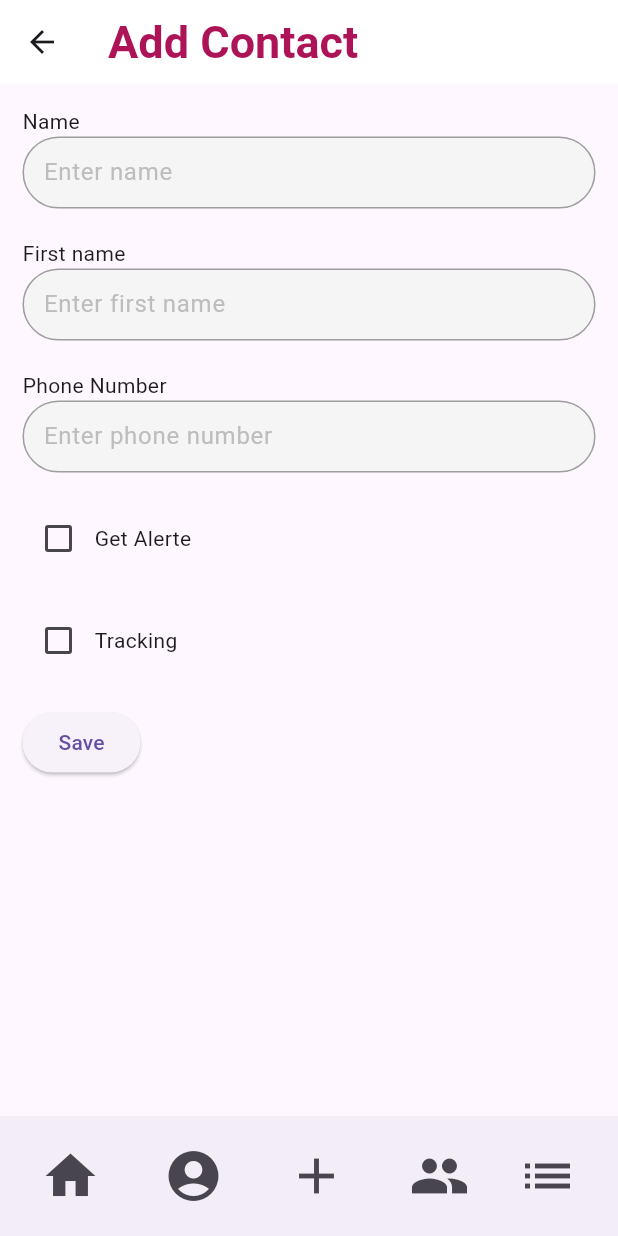
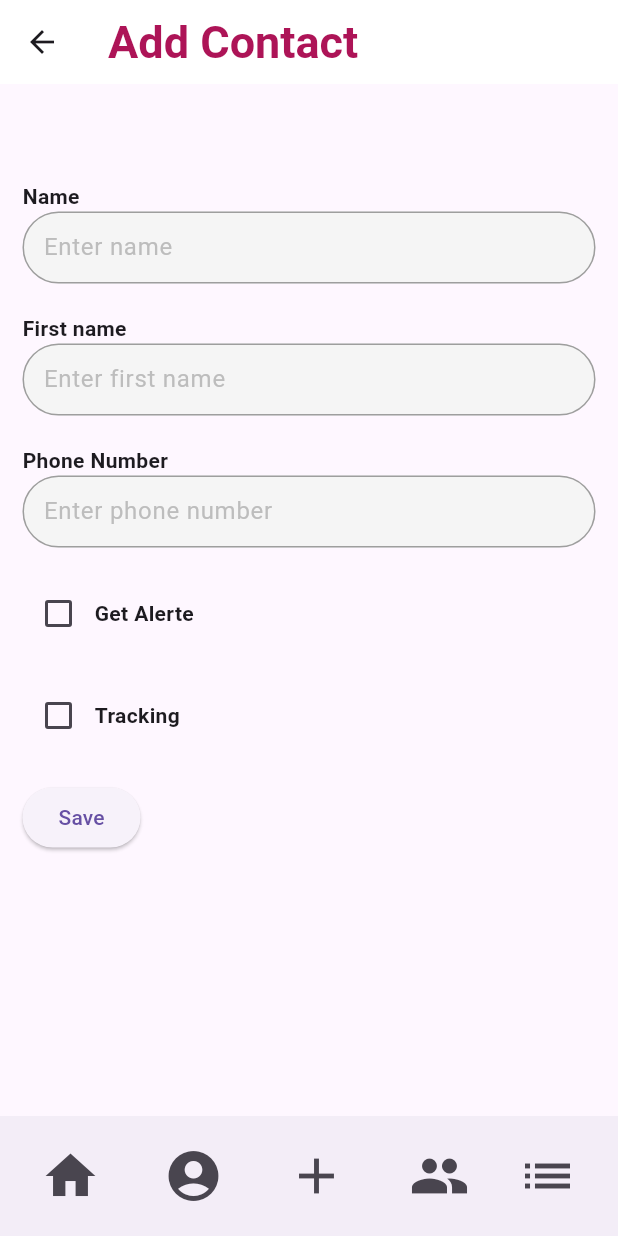
Before and after one commit to GhadaMR/projet-fin-annee2-Detection-d-un-accident, a Flutter app: the AddContact screen opened directly, after a tap on the "add" icon, on a phone screen of 412 x 824 dp. Run offline on Flutter 3.47's test engine with Material 3 defaults, Android fonts, the phone set to English and light mode, and no system bars; our stand-ins replace awesome_dialog, circular_countdown_timer, cloud_firestore, firebase_auth, firebase_core; missing offline and left inert: firebase_app_check; accounts and stored records are empty.

Commit message:
PageAlerteVersion1

```diff
--- a/lib/contact/add_contact.dart
+++ b/lib/contact/add_contact.dart
@@ -53,21 +53,31 @@ class _AddContactState extends State<AddContact> {
         child: Column(
           crossAxisAlignment: CrossAxisAlignment.start,
           children: [
-            Text('Name'),
+            SizedBox(height: 50,),
+            Text('Name',
+                style: TextStyle(
+                    fontWeight: FontWeight.bold
+                )),
             CustomTextForm(hinttext: 'Enter name', password: false, mycontroller: nomController,validator: (val){
               if(val== ""){
                 return "Can't be empty";
               }
             },),
             SizedBox(height: 20),
-            Text('First name'),
+            Text('First name',
+                style: TextStyle(
+                    fontWeight: FontWeight.bold
+                )),
             CustomTextForm(hinttext: 'Enter first name', password: false, mycontroller: prenomController,validator: (val){
               if(val== ""){
                 return "Can't be empty";
               }
             },),
             SizedBox(height: 20),
-            Text('Phone Number'),
+            Text('Phone Number',
+                style: TextStyle(
+                    fontWeight: FontWeight.bold
+                )),
             CustomTextForm(hinttext: 'Enter phone number', password: false, mycontroller: numController,validator: (val){
               if(val== ""){
                 return "Can't be empty";
@@ -83,7 +93,10 @@ class _AddContactState extends State<AddContact> {
                     });
                   }
               ),
-              Text('Get Alerte'),
+              Text('Get Alerte',
+                  style: TextStyle(
+                      fontWeight: FontWeight.bold
+                  )),
             ],),
 
             SizedBox(height: 20),
@@ -97,7 +110,10 @@ class _AddContactState extends State<AddContact> {
                       });
                     }
                 ),
-                Text('Tracking'),
+                Text('Tracking',
+                    style: TextStyle(
+                        fontWeight: FontWeight.bold
+                    )),
               ],
             ),
 
--- a/lib/contact/list_contacts.dart
+++ b/lib/contact/list_contacts.dart
@@ -81,7 +81,7 @@ class _ListContactsState extends State<ListContacts> {
 
                                     },
                             ),
-                          SizedBox(width: 7,),
+                          SizedBox(width: 15,),
                             InkWell(child: Icon(Icons.delete),
                                     onTap: (){
                               setState(() {
--- a/lib/homepage.dart
+++ b/lib/homepage.dart
@@ -1,6 +1,7 @@
 import 'package:firebase_auth/firebase_auth.dart';
 import 'package:firebase_test/contact/add_contact.dart';
 import 'package:firebase_test/contact/list_contacts.dart';
+import 'package:firebase_test/envoyer_alerte.dart';
 import 'package:firebase_test/preferences/manage_preference.dart';
 import 'package:firebase_test/profil/profil.dart';
 import 'package:firebase_test/view_history.dart';
@@ -57,6 +58,13 @@ class _HomePageState extends State<HomePage> {
         ),
       ),
       bottomNavigationBar: ButtomNavigationBar(),
+      floatingActionButton: FloatingActionButton(
+        onPressed: () { Navigator.push(
+          context,
+          MaterialPageRoute(builder: (context) => Timer()),
+        ); },
+        child: Text('Alert') ,
+      ),
     );
   }
 }
--- a/pubspec.yaml
+++ b/pubspec.yaml
@@ -46,6 +46,8 @@ dependencies:
   awesome_dialog: ^3.2.0
   image_picker: ^1.0.7
   uuid: ^4.3.3
+  get: ^4.6.6
+  circular_countdown_timer: ^0.2.3
 
 
 dev_dependencies:
```
Also changed, not shown: lib/envoyer_alerte.dart (+188 -0 lines), lib/profil/manage_profil.dart (+16 -4 lines), pubspec.lock.
